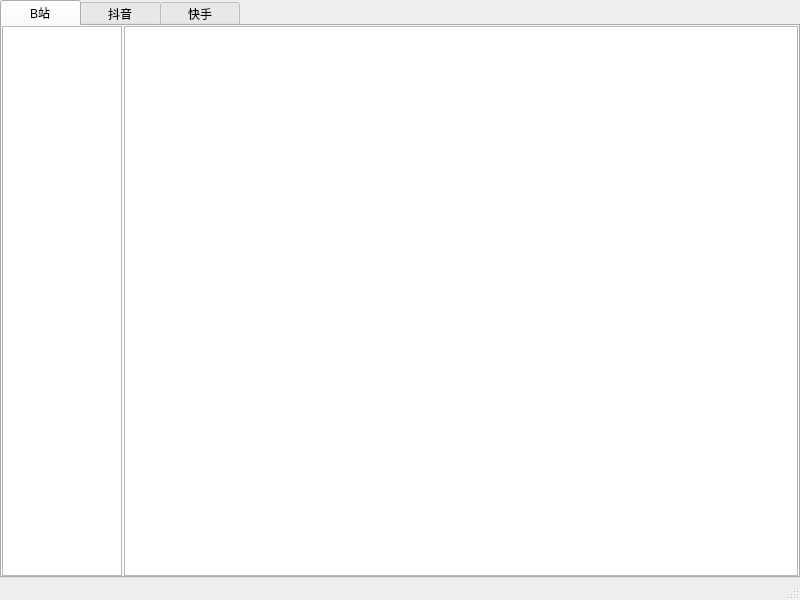
Before: the Qt Designer form BingeWatch/BingeWatch.ui in ByteStardust/BingeWatch, drawn with Qt 5.
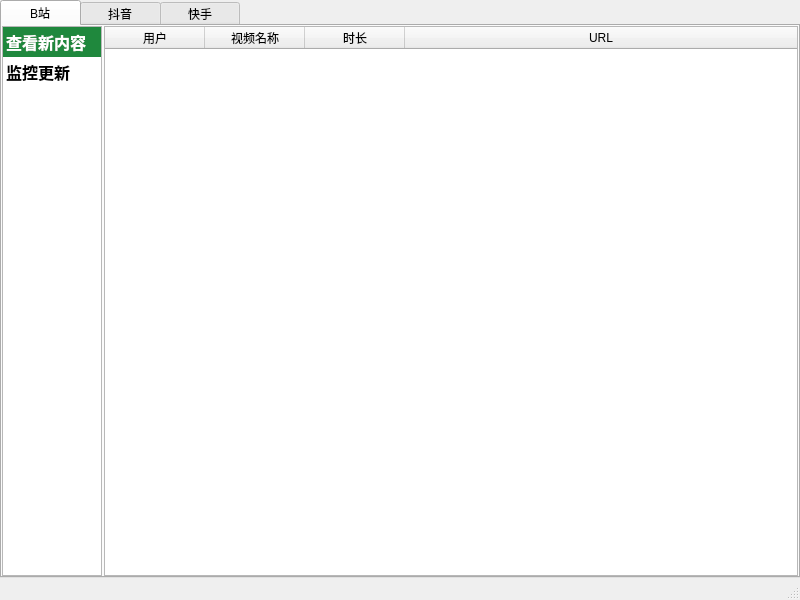
After: the same form once the commit is applied. The open tabs and pages were chosen to show the change.

Diff of the .ui file:
```diff
--- a/BingeWatch/BingeWatch.ui
+++ b/BingeWatch/BingeWatch.ui
@@ -61,17 +61,102 @@
          <number>0</number>
         </property>
         <item>
-         <widget class="QListView" name="lstBZhan">
+         <widget class="QListWidget" name="lstBZhan">
           <property name="maximumSize">
            <size>
-            <width>120</width>
+            <width>100</width>
             <height>16777215</height>
            </size>
           </property>
+          <property name="styleSheet">
+           <string notr="true">QListWidget::item:selected { 
+	color: rgb(255, 255, 255);
+	background-color: rgb(31, 136, 61);
+ }
+QListWidget::item{
+	height: 30px;
+}</string>
+          </property>
+          <property name="currentRow">
+           <number>0</number>
+          </property>
+          <item>
+           <property name="text">
+            <string>查看新内容</string>
+           </property>
+           <property name="font">
+            <font>
+             <pointsize>12</pointsize>
+             <bold>true</bold>
+            </font>
+           </property>
+          </item>
+          <item>
+           <property name="text">
+            <string>监控更新</string>
+           </property>
+           <property name="font">
+            <font>
+             <pointsize>12</pointsize>
+             <bold>true</bold>
+            </font>
+           </property>
+          </item>
          </widget>
         </item>
         <item>
-         <widget class="QTableWidget" name="tableBZhan"/>
+         <widget class="QStackedWidget" name="stkWgtBZhan">
+          <property name="currentIndex">
+           <number>0</number>
+          </property>
+          <widget class="QWidget" name="pgBZhanView">
+           <layout class="QVBoxLayout" name="verticalLayout_3">
+            <property name="spacing">
+             <number>0</number>
+            </property>
+            <property name="leftMargin">
+             <number>0</number>
+            </property>
+            <property name="topMargin">
+             <number>0</number>
+            </property>
+            <property name="rightMargin">
+             <number>0</number>
+            </property>
+            <property name="bottomMargin">
+             <number>0</number>
+            </property>
+            <item>
+             <widget class="QTableWidget" name="tbBZhanView">
+              <attribute name="horizontalHeaderStretchLastSection">
+               <bool>true</bool>
+              </attribute>
+              <column>
+               <property name="text">
+                <string>用户</string>
+               </property>
+              </column>
+              <column>
+               <property name="text">
+                <string>视频名称</string>
+               </property>
+              </column>
+              <column>
+               <property name="text">
+                <string>时长</string>
+               </property>
+              </column>
+              <column>
+               <property name="text">
+                <string>URL</string>
+               </property>
+              </column>
+             </widget>
+            </item>
+           </layout>
+          </widget>
+          <widget class="QWidget" name="pgBZhanMonitor"/>
+         </widget>
         </item>
        </layout>
       </widget>
```
Left out of the diff: 7 changed lines with no effect on the pictures.
